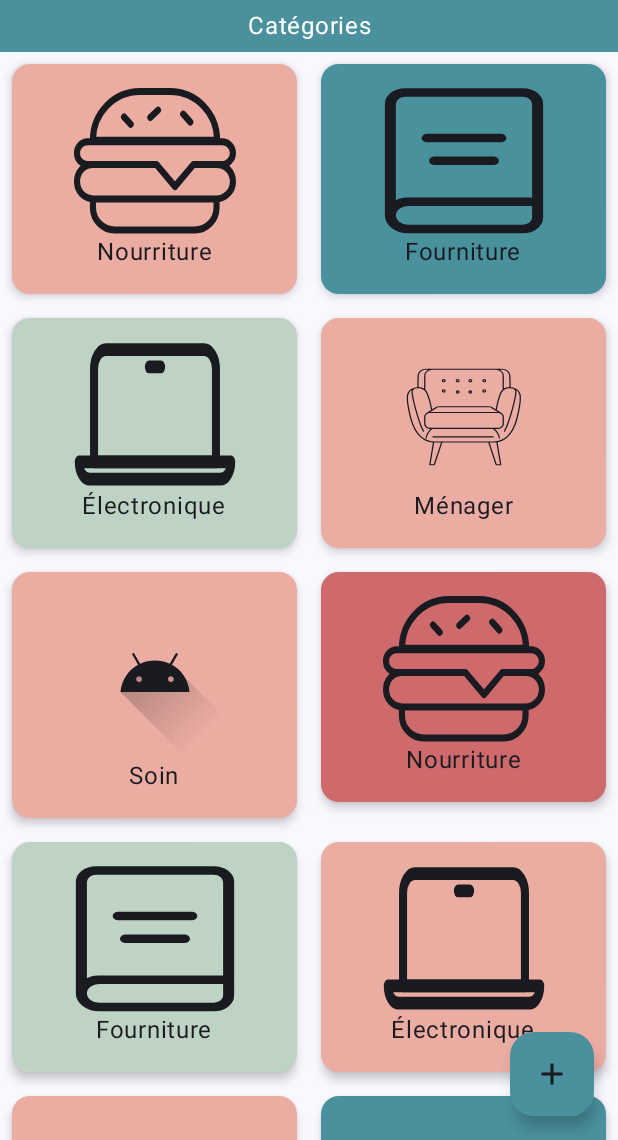
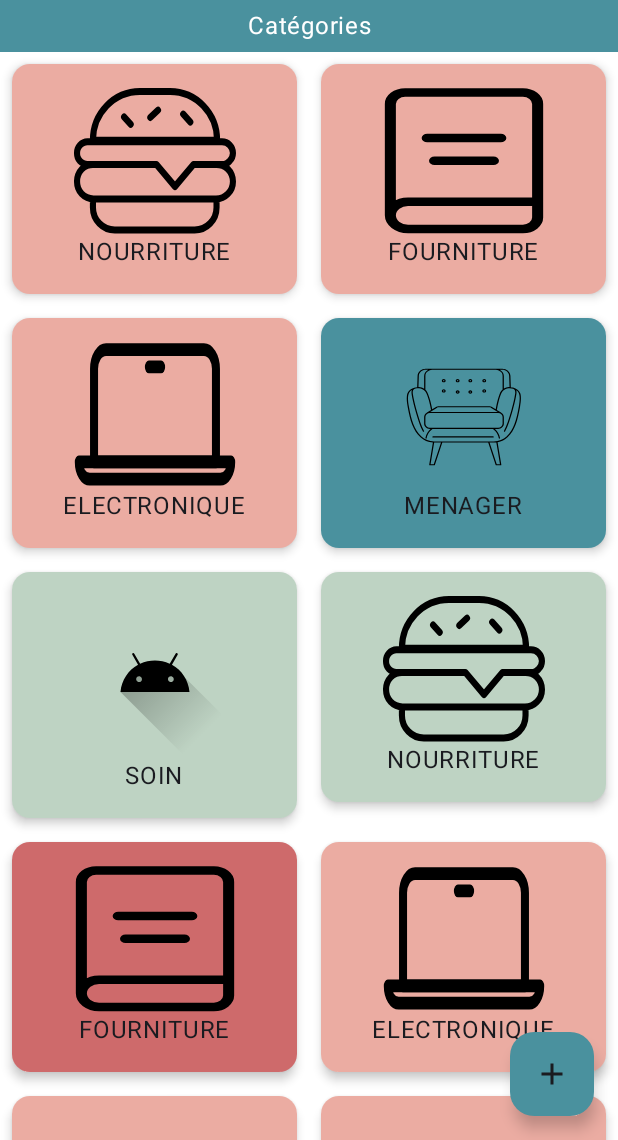
Before and after one commit to jrahanetra/G-PROD8.0, an Android app built with Jetpack Compose: the screen it shows after launch (MainActivity), on a phone screen of 412 x 824 dp, the part 96-1236 px from its top. Run offline under Robolectric (Android 15) with nearby library versions, the phone set to English and light mode, and no system bars.

Commit message:
Quelques modifications au niveau de l'UI

```diff
--- a/app/src/main/java/mg/geit/jason/MainActivity.kt
+++ b/app/src/main/java/mg/geit/jason/MainActivity.kt
@@ -6,6 +6,7 @@ import android.os.Bundle
 import androidx.activity.ComponentActivity
 import androidx.activity.compose.setContent
 import androidx.activity.enableEdgeToEdge
+import androidx.compose.foundation.background
 import androidx.compose.foundation.layout.Arrangement
 import androidx.compose.foundation.layout.Column
 import androidx.compose.foundation.layout.PaddingValues
@@ -44,7 +45,6 @@ import androidx.compose.ui.text.style.TextOverflow
 import androidx.compose.ui.tooling.preview.Preview
 import androidx.compose.ui.unit.dp
 import mg.geit.jason.ui.theme.GPROD80Theme
-import kotlin.random.Random
 
 class MainActivity : ComponentActivity() {
     override fun onCreate(savedInstanceState: Bundle?) {
@@ -52,7 +52,6 @@ class MainActivity : ComponentActivity() {
         enableEdgeToEdge()
         setContent {
             GPROD80Theme {
-
                 MainScreen(
                 )
             }
@@ -105,7 +104,7 @@ fun MainScreen() {
                         .align(Alignment.CenterHorizontally),
                     color = colorResource(id = R.color.color1),
                     contentColor = colorResource(id = R.color.white),
-                    content = { Greeting(
+                    content = { TitleSection(
                         modifier = Modifier.padding(5.dp),
                         textAlign = TextAlign.Center,
                     ) },
@@ -126,7 +125,7 @@ fun MainScreen() {
 }
 
 @Composable
-fun Greeting(modifier: Modifier = Modifier, textAlign: TextAlign){
+fun TitleSection(modifier: Modifier = Modifier, textAlign: TextAlign){
     Text(
         text = "Catégories",
         modifier = modifier,
@@ -136,37 +135,38 @@ fun Greeting(modifier: Modifier = Modifier, textAlign: TextAlign){
 @Composable
 fun ScrollContent(innerPadding: PaddingValues) {
     val categories = listOf(
-        Category("Nourriture", R.drawable.vector),
-        Category("Fourniture", R.drawable.fourniture),
-        Category("Électronique", R.drawable.electronique),
-        Category("Ménager", R.drawable.menager),
-        Category("Soin", R.drawable.ic_launcher_foreground),
-        Category("Nourriture", R.drawable.vector),
-        Category("Fourniture", R.drawable.fourniture),
-        Category("Électronique", R.drawable.electronique),
-        Category("Ménager", R.drawable.menager),
-        Category("Soin", R.drawable.ic_launcher_foreground),
-        Category("Nourriture", R.drawable.vector),
-        Category("Fourniture", R.drawable.fourniture),
-        Category("Électronique", R.drawable.electronique),
-        Category("Ménager", R.drawable.menager),
-        Category("Soin", R.drawable.ic_launcher_foreground),
+        Category("NOURRITURE", R.drawable.vector),
+        Category("FOURNITURE", R.drawable.fourniture),
+        Category("ELECTRONIQUE", R.drawable.electronique),
+        Category("MENAGER", R.drawable.menager),
+        Category("SOIN", R.drawable.ic_launcher_foreground),
+        Category("NOURRITURE", R.drawable.vector),
+        Category("FOURNITURE", R.drawable.fourniture),
+        Category("ELECTRONIQUE", R.drawable.electronique),
+        Category("MENAGER", R.drawable.menager),
+        Category("SOIN", R.drawable.ic_launcher_foreground),
+        Category("NOURRITURE", R.drawable.vector),
+        Category("FOURNITURE", R.drawable.fourniture),
+        Category("ELECTRONIQUE", R.drawable.electronique),
+        Category("MENAGER", R.drawable.menager),
+        Category("SOIN", R.drawable.ic_launcher_foreground),
 
     )
     LazyVerticalGrid(
         columns = GridCells.Fixed(2),
         contentPadding = innerPadding,
+        modifier = Modifier.background(color = Color.White)
     ) {
         items(categories){ category ->
             run {
-                CategoryCard(category, Random.nextInt(1,5))
+                CategoryCard(category)
             }
         }
     }
 }
 
 @Composable
-fun CategoryCard(category: Category, id : Int) {
+fun CategoryCard(category: Category) {
     val idColor = listOf(R.color.color1, R.color.color2, R.color.color3, R.color.color4)
     Card(
         modifier = Modifier
@@ -183,7 +183,7 @@ fun CategoryCard(category: Category, id : Int) {
                 .fillMaxSize()
 
         ) {
-            Icon(painterResource(id = category.iconRes), contentDescription = null, modifier = Modifier.align(Alignment.CenterHorizontally))
+            Icon(painterResource(id = category.iconRes), contentDescription = null, tint = Color.Black, modifier = Modifier.align(Alignment.CenterHorizontally))
             Text(text = category.name)
         }
     }
```
